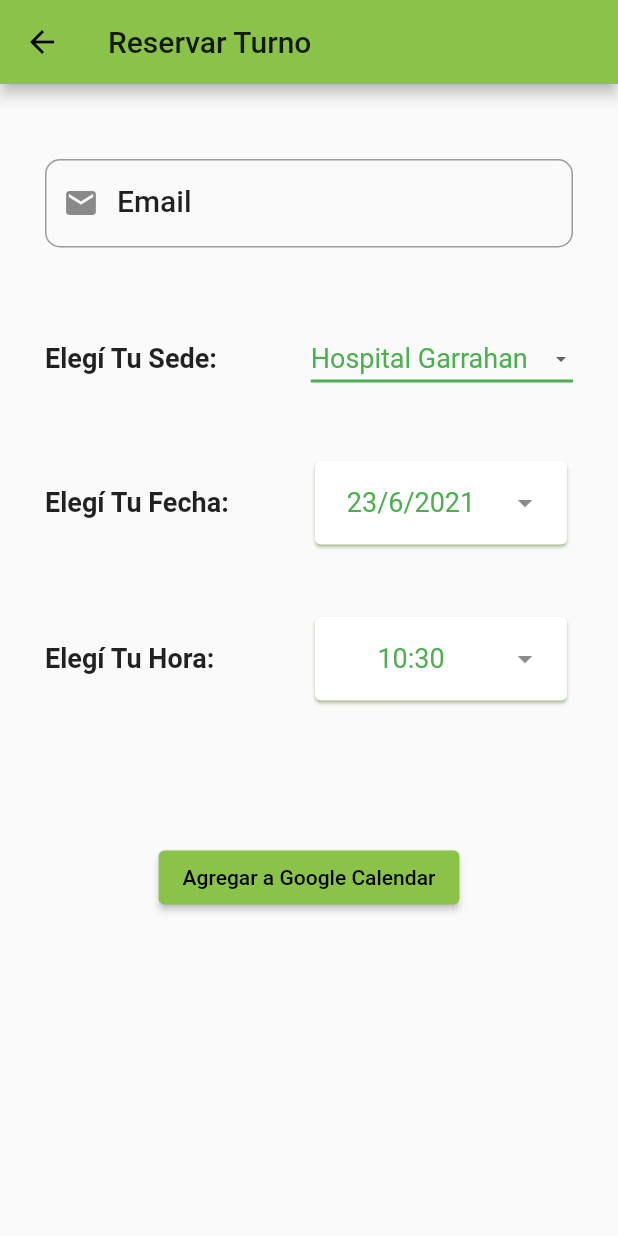
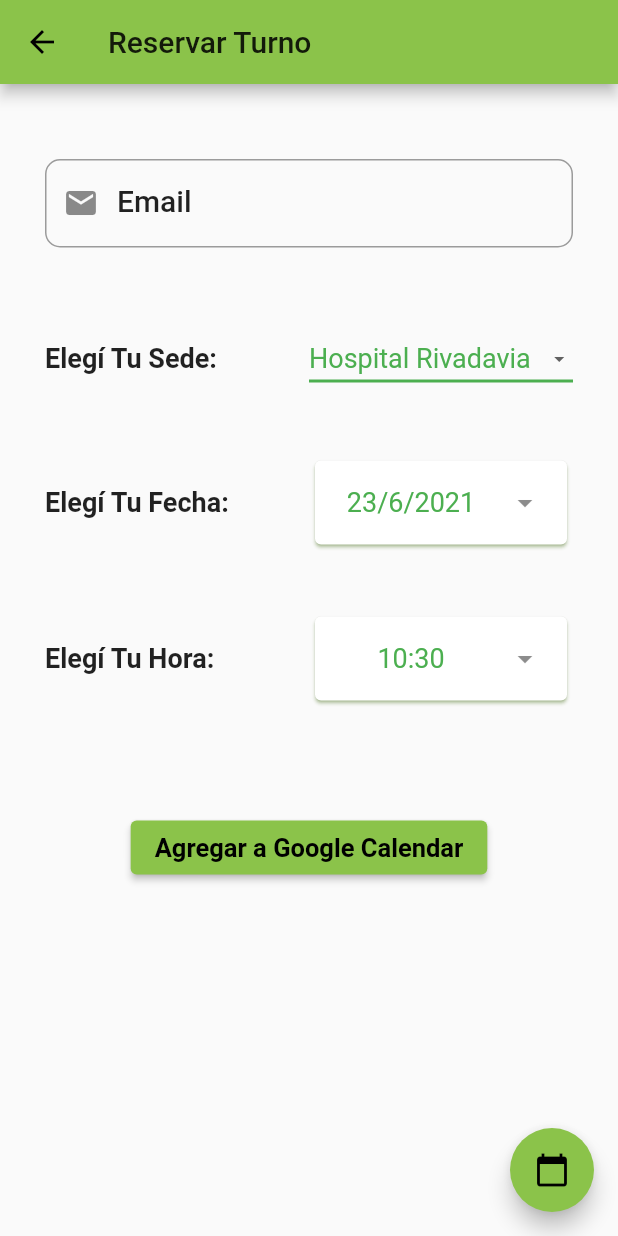
Before and after one commit to julitaras/turnAR, a Flutter app: the screen it shows after launch, after a tap on the "calendar today" icon, on a phone screen of 412 x 824 dp. Run offline on Flutter 3.47's test engine with Material 2 defaults, Android fonts, the phone set to English and light mode, and no system bars; our stand-ins replace googleapis_auth; missing offline and left inert: googleapis.

Commit message:
API de Calendar + reservarTurnos funcionando - Gero y Gonza

```diff
--- a/lib/api/calendarClient.dart
+++ b/lib/api/calendarClient.dart
@@ -1,13 +1,12 @@
 import 'dart:developer';
-import 'package:flutter/material.dart';
-import "package:googleapis_auth/auth_io.dart";
+import 'package:googleapis_auth/auth_io.dart';
 import 'package:googleapis/calendar/v3.dart';
 import 'package:url_launcher/url_launcher.dart';
 
 class CalendarClient {
   static const _scopes = const [CalendarApi.calendarScope];
 
-  insert(pickedDate, pickedTime, {title = "Vacunacion"}) {
+  insert(startDate, endDate, {title = "Vacunacion"}) async {
     var _clientID = new ClientId("848978616073-9vjl31h708drv3q77cngvs6pjc0jgj41.apps.googleusercontent.com", "");
     clientViaUserConsent(_clientID, _scopes, prompt).then((AuthClient client) {
       var calendar = CalendarApi(client);
@@ -19,12 +18,12 @@ class CalendarClient {
       event.summary = title;
 
       EventDateTime start = new EventDateTime();
-      start.dateTime = pickedDate;
+      start.dateTime = startDate;
       start.timeZone = "GMT-03:00";
       event.start = start;
 
       EventDateTime end = new EventDateTime();
-      end.dateTime = pickedDate;
+      end.dateTime = endDate;
       end.timeZone = "GMT-03:00";
       event.end = end;
 
--- a/lib/main.dart
+++ b/lib/main.dart
@@ -131,7 +131,7 @@ class _MyHomePageState extends State<MyHomePage> {
       ),
       floatingActionButton: FloatingActionButton(
         onPressed: () {
-          Navigator.of(context).push(MaterialPageRoute(builder: (context) => ReservarTurnos()));
+          Navigator.of(context).push(MaterialPageRoute(builder: (context) => TakeTurn()));
         },
         tooltip: 'Agendar Turno Nuevo',
         child: Icon(Icons.calendar_today),
--- a/lib/pages/reservarTurnos.dart
+++ b/lib/pages/reservarTurnos.dart
@@ -1,41 +1,77 @@
+import 'dart:developer';
+
 import 'package:flutter/material.dart';
 import '../api/calendarClient.dart';
 
-class ReservarTurnos extends StatelessWidget {
+class TakeTurn extends StatelessWidget {
   @override
   Widget build(BuildContext context) {
-    return Turno();
+    return TakeTurnPage();
   }
 }
 
-class Turno extends StatefulWidget {
+class TakeTurnPage extends StatefulWidget {
   @override
-  _TurnoState createState() => _TurnoState();
+  _TakeTurnPageState createState() => _TakeTurnPageState();
 }
 
-class _TurnoState extends State<Turno> {
+class _TakeTurnPageState extends State<TakeTurnPage> {
   DateTime pickedDate = DateTime.now();
   TimeOfDay pickedTime = TimeOfDay.now();
   GlobalKey formKey = GlobalKey<FormState>();
   TextEditingController emailController = TextEditingController();
+  List<String> sites = [
+    'Hospital de Clínicas',
+    'Hospital Fernández',
+    'Hospital Garrahan',
+    'Hospital Rivadavia'
+  ];
+  String selectedSite = 'Hospital Rivadavia';
+  String emailValue = '';
   CalendarClient calendarClient = CalendarClient();
 
   @override
   Widget build(BuildContext context) {
+    TextStyle? textStyle = Theme.of(context).textTheme.headline6;
     return Scaffold(
         appBar: AppBar(title: const Text("Reservar Turno")),
         body: SingleChildScrollView(
             child: Container(
-          //alignment: Alignment.center,
-          margin: EdgeInsets.only(left: 10.0, right: 10.0, top: 50.0),
+                margin: EdgeInsets.only(left: 10.0, right: 10.0),
                 padding: EdgeInsets.only(left: 20.0, right: 20.0),
                 child: Form(
                     key: formKey,
                     child: Column(children: <Widget>[
-              Row(
+                      Container(
+                          margin: EdgeInsets.only(top: 50.0),
+                          child: Row(
                               mainAxisAlignment: MainAxisAlignment.center,
-                children: <Widget>[Expanded(child: EmailBoxValue())],
+                              children: <Widget>[
+                                Expanded(
+                                    child: TextFormField(
+                                        controller: emailController,
+                                        onSaved: (value) {
+                                          emailValue = value!;
+                                        },
+                                        decoration: InputDecoration(
+                                          labelText: "Email",
+                                          labelStyle: textStyle,
+                                          hintText: 'Ingrese su Email',
+                                          border: OutlineInputBorder(
+                                            borderRadius:
+                                                BorderRadius.circular(10),
                                           ),
+                                          prefixIcon: Icon(Icons.mail),
+                                        ),
+                                        keyboardType:
+                                            TextInputType.emailAddress,
+                                        autofillHints: [AutofillHints.email],
+                                        validator: (value) {
+                                          if (value == null) {
+                                            return "Falta completar el Email";
+                                          }
+                                        }))
+                              ])),
                       Container(
                           margin: EdgeInsets.only(top: 50.0),
                           child: Row(
@@ -46,8 +82,30 @@ class _TurnoState extends State<Turno> {
                                         style: TextStyle(
                                             fontSize: 18,
                                             fontWeight: FontWeight.bold))),
-                        SingleChildScrollView( child: Expanded(child: DropDownValue()), scrollDirection: Axis.horizontal,
-                        )
+                                Expanded(
+                                    child: DropdownButton(
+                                  value: selectedSite,
+                                  icon: const Icon(Icons.arrow_drop_down),
+                                  iconSize: 16,
+                                  elevation: 16,
+                                  style: const TextStyle(color: Colors.green),
+                                  underline: Container(
+                                    height: 2,
+                                    color: Colors.green,
+                                  ),
+                                  onChanged: (String? newValue) {
+                                    setState(() {
+                                      selectedSite = newValue!;
+                                    });
+                                  },
+                                  items: sites.map((String value) {
+                                    return DropdownMenuItem<String>(
+                                      value: value,
+                                      child: Text(value,
+                                          style: TextStyle(fontSize: 18)),
+                                    );
+                                  }).toList(),
+                                ))
                               ])),
                       Container(
                           margin: EdgeInsets.only(top: 40.0),
@@ -59,120 +117,64 @@ class _TurnoState extends State<Turno> {
                                         style: TextStyle(
                                             fontSize: 18,
                                             fontWeight: FontWeight.bold))),
-                        Expanded(child: DatePicker())
+                                Expanded(
+                                    child: Card(
+                                  shadowColor: Colors.lightGreen,
+                                  child: ListTile(
+                                    title: Text(
+                                        "${pickedDate.day}/${pickedDate.month}/${pickedDate.year}",
+                                        textAlign: TextAlign.center,
+                                        style: TextStyle(
+                                            fontSize: 18, color: Colors.green)),
+                                    trailing: Icon(Icons.arrow_drop_down),
+                                    onTap: _pickDate,
+                                  ),
+                                ))
                               ])),
                       Container(
                           margin: EdgeInsets.only(top: 40.0),
                           child: Row(
                               mainAxisAlignment: MainAxisAlignment.center,
                               children: <Widget>[
-                      // Expanded(
-                      //     child: Text("Ingresa Tu Email:",
-                      //         style: TextStyle(fontSize: 18, fontWeight: FontWeight.bold))),
                                 Expanded(
                                     child: Text("Elegí Tu Hora:",
                                         style: TextStyle(
-                                  fontSize: 18, fontWeight: FontWeight.bold))),
-                      Expanded(child: TimePicker())
-                    ],
-                  )),
-              Container(
-                margin: EdgeInsets.only(top: 90.0),
-                child: ElevatedButton(
-                  child: Text(
-                    "Agregar a Google Calendar",
-                  ),
-                  onPressed: () {
-                    //log('add event pressed');
-                    calendarClient.insert(
-                      pickedDate,
-                      pickedTime
-                    );
-                  }),
-              )
-            ]
-            ),)
-          ),
-        ),
-    );
-  }
-}
-
-/// This is the stateful widget that the main application instantiates.
-class DropDownValue extends StatefulWidget {
-  @override
-  _DropDownValueState createState() => _DropDownValueState();
-}
-
-/// This is the private State class that goes with MyStatefulWidget.
-class _DropDownValueState extends State<DropDownValue> {
-  String dropdownValue = 'Hospital Garrahan';
-
-  @override
-  Widget build(BuildContext context) {
-    return DropdownButton<String>(
-      hint: Text('Selecciona tu Sede'),
-      value: dropdownValue,
-      icon: const Icon(Icons.arrow_drop_down),
-      iconSize: 16,
-      elevation: 16,
-      style: const TextStyle(color: Colors.green),
-      underline: Container(
-        height: 2,
-        color: Colors.green,
-      ),
-      onChanged: (String? newValue) {
-        setState(() {
-          dropdownValue = newValue!;
-        });
-      },
-      items: <String>[
-        'Hospital de Clínicas',
-        'Hospital Fernández',
-        'Hospital Garrahan',
-        'Hospital Rivadavia'
-      ].map<DropdownMenuItem<String>>((String value) {
-        return DropdownMenuItem<String>(
-          value: value,
-          child: Text(value, style: TextStyle(fontSize: 18)),
-        );
-      }).toList(),
-    );
-  }
-}
-
-class DatePicker extends StatefulWidget {
-  @override
-  _DatePickerState createState() => _DatePickerState();
-}
-
-class _DatePickerState extends State<DatePicker> {
-  DateTime pickedDate = DateTime.now();
-
-  @override
-  void initState() {
-    super.initState();
-    pickedDate = DateTime.now();
-  }
-
-  @override
-  Widget build(BuildContext context) {
-    return Card(
+                                            fontSize: 18,
+                                            fontWeight: FontWeight.bold))),
+                                Expanded(
+                                    child: Card(
                                   shadowColor: Colors.lightGreen,
                                   child: ListTile(
-        //leading: Icon(Icons.access_alarm),
-        title: Text("${pickedDate.day}/${pickedDate.month}/${pickedDate.year}",
+                                    title: Text(_sayTime(),
                                         textAlign: TextAlign.center,
-            style: TextStyle(fontSize: 18, color: Colors.green)),
-        //subtitle: Text(_sayTime()),
+                                        style: TextStyle(
+                                            fontSize: 18, color: Colors.green)),
                                     trailing: Icon(Icons.arrow_drop_down),
-        onTap: _pickDate,
+                                    onTap: _pickTime,
                                   ),
-    );
+                                ))
+                              ])),
+                      Container(
+                          margin: EdgeInsets.only(top: 70.0),
+                          child: ElevatedButton(
+                              child: Text("Agregar a Google Calendar",
+                                  style: TextStyle(
+                                      fontSize: 17,
+                                      fontWeight: FontWeight.bold)),
+                              onPressed: () => calendarClient.insert(pickedDate,
+                                  pickedDate.add(Duration(minutes: 30)))))
+                    ])))),
+        floatingActionButton: FloatingActionButton(
+          onPressed: () {
+            log("Email: $emailController // $pickedDate");
+          },
+          tooltip: 'Imprimir fecha',
+          child: Icon(Icons.calendar_today),
+        ));
   }
 
   _pickDate() async {
-    DateTime? date = await showDatePicker(
+    final date = await showDatePicker(
         context: context,
         initialDate: pickedDate,
         firstDate: DateTime(DateTime.now().year),
@@ -184,42 +186,17 @@ class _DatePickerState extends State<DatePicker> {
       });
     }
   }
-}
-
-class TimePicker extends StatefulWidget {
-  @override
-  _TimePickerState createState() => _TimePickerState();
-}
-
-class _TimePickerState extends State<TimePicker> {
-  TimeOfDay pickedTime = TimeOfDay.now();
 
   String _sayTime() {
-    String _hour = "${pickedTime.hour}";
-    String _minute = "${pickedTime.minute}";
-    if (pickedTime.hour < 10) {
+    String _hour = "${pickedDate.hour}";
+    String _minute = "${pickedDate.minute}";
+    if (pickedDate.hour < 10) {
       _hour = "0" + _hour;
     }
-    if (pickedTime.minute < 10) {
+    if (pickedDate.minute < 10) {
       _minute = "0" + _minute;
     }
     return _hour + ":" + _minute;
-  }
-
-  @override
-  Widget build(BuildContext context) {
-    return Card(
-      shadowColor: Colors.lightGreen,
-      child: ListTile(
-        //leading: Icon(Icons.access_alarm),
-        title: Text(_sayTime(),
-            textAlign: TextAlign.center,
-            style: TextStyle(fontSize: 18, color: Colors.green)),
-        //subtitle: Text(_sayTime()),
-        trailing: Icon(Icons.arrow_drop_down),
-        onTap: _pickTime,
-      ),
-    );
   }
 
   _pickTime() async {
@@ -230,60 +207,9 @@ class _TimePickerState extends State<TimePicker> {
 
     if (time != null) {
       setState(() {
-        pickedTime = time;
+        Duration t = Duration(hours: time.hour, minutes: time.minute);
+        pickedDate = pickedDate.add(t);
       });
     }
   }
 }
-
-// Create a Form widget.
-class EmailBoxValue extends StatefulWidget {
-  @override
-  _EmailBoxValueState createState() => _EmailBoxValueState();
-}
-
-class _EmailBoxValueState extends State<EmailBoxValue> {
-  String? emailValue = '';
-
-  @override
-  Widget build(BuildContext context) {
-    TextStyle? textStyle = Theme.of(context).textTheme.title;
-    // Build a Form widget using the _formKey created above.
-    return TextFormField(
-        onSaved: (value) {
-          emailValue = value;
-        },
-        decoration: InputDecoration(
-          labelText: "Email",
-          labelStyle: textStyle,
-          hintText: 'Ingrese su Email',
-          border: OutlineInputBorder(
-            borderRadius: BorderRadius.circular(10),
-          ),
-          prefixIcon: Icon(Icons.mail),
-        ),
-        keyboardType: TextInputType.emailAddress,
-        autofillHints: [AutofillHints.email],
-        validator: (value) {
-          if (value == null) {
-            return "Falta completar el Email";
-          }
-        });
-  }
-}
-
-// Padding(
-//   padding: const EdgeInsets.symmetric(vertical: 16.0),
-//   child: ElevatedButton(
-//     onPressed: () {
-//       // Validate returns true if the form is valid, or false otherwise.
-//       //if (_formKey.currentState!.validate()) {
-//       // If the form is valid, display a snackbar. In the real world,
-//       // you'd often call a server or save the information in a database.
-//       ScaffoldMessenger.of(context)
-//           .showSnackBar(SnackBar(content: Text('Processing Data')));
-//       //}
-//     },
-//     child: Text('Submit'),
-//   ),
-// ),
--- a/lib/pages/verTurno.dart
+++ b/lib/pages/verTurno.dart
@@ -22,7 +22,7 @@ class VerTurno extends StatelessWidget {
               width: double.infinity,
               child: ElevatedButton(
                 onPressed: () {
-                  Navigator.of(context).push(MaterialPageRoute(builder: (context) => ReservarTurnos()));
+                  Navigator.of(context).push(MaterialPageRoute(builder: (context) => TakeTurn()));
                   // TODO: se tendrían que mandar los datos del turno y cambiar el título general de la view
                 },
                 child: const Text('Editar'),
```
Also changed, not shown: 2 other files. Lines whose indentation alone changed are shown as unchanged.
